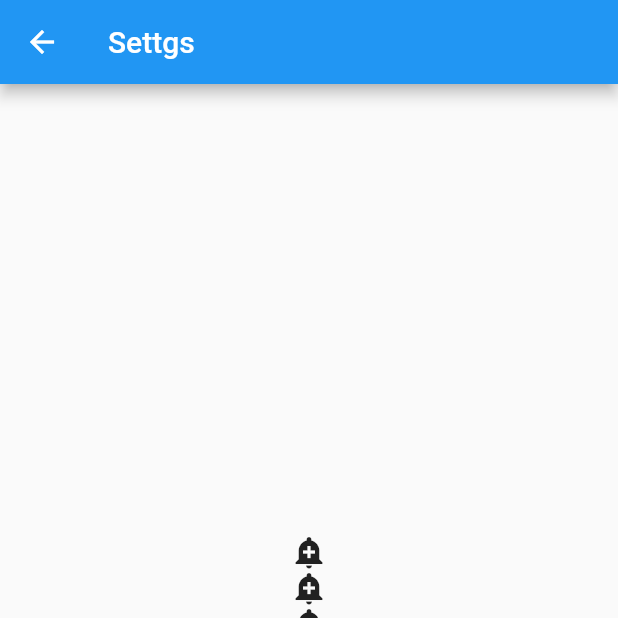
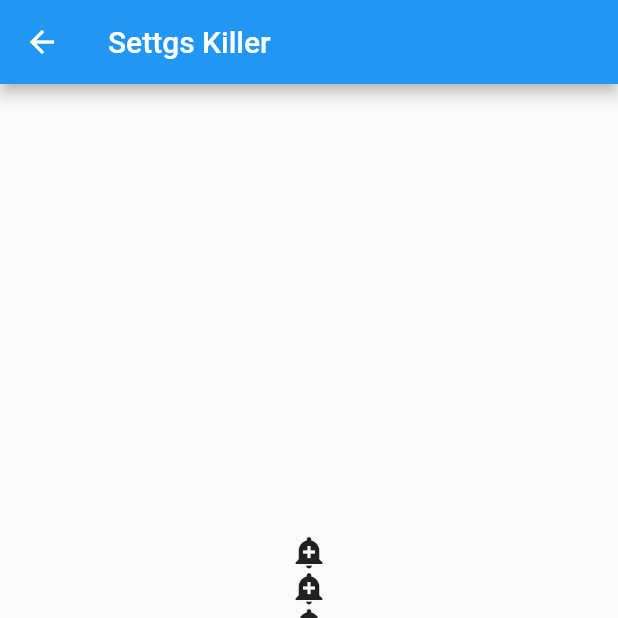
Before and after one commit to alpomishkom/Navigator_Pages_, a Flutter app: the screen it shows after launch, after a tap on the "settings" icon, on a phone screen of 412 x 824 dp, the top half of it. Run offline on Flutter 3.47's test engine with Material 2 defaults, Android fonts, the light colour scheme and no system bars.

Commit message:
jump from other pages to another

```diff
--- a/lib/pages/homPages/hompages.dart
+++ b/lib/pages/homPages/hompages.dart
@@ -6,6 +6,7 @@ class HomPages extends StatelessWidget {
   HomPages({super.key});
 
   static String ruts = "/hompage";
+  final String agre = "Killer";
 
   @override
   Widget build(BuildContext context) {
@@ -25,7 +26,11 @@ class HomPages extends StatelessWidget {
           FloatingActionButton(
             heroTag: "a",
             onPressed: () {
-              Navigator.pushNamed(context, SettgsPages.ruts);
+              Navigator.pushNamed(
+                context,
+                SettgsPages.ruts,
+                arguments: agre,
+              );
             },
             child: Icon(Icons.settings),
           ),
@@ -35,7 +40,11 @@ class HomPages extends StatelessWidget {
           FloatingActionButton(
             heroTag: "b",
             onPressed: () {
-              Navigator.pushNamed(context, PersonPages.ruts);
+              Navigator.pushNamed(
+                context,
+                PersonPages.ruts,
+                arguments: agre,
+              );
             },
             child: Icon(Icons.person),
           ),
--- a/lib/pages/settigs/settigsPagse.dart
+++ b/lib/pages/settigs/settigsPagse.dart
@@ -8,9 +8,10 @@ class SettgsPages extends StatelessWidget {
 
   @override
   Widget build(BuildContext context) {
+    var argumet = ModalRoute.of(context)!.settings.arguments;
     return Scaffold(
       appBar: AppBar(
-        title: const Text("Settgs"),
+        title:  Text("Settgs $argumet"),
       ),
       body:  Center(
         child: Column(
```
